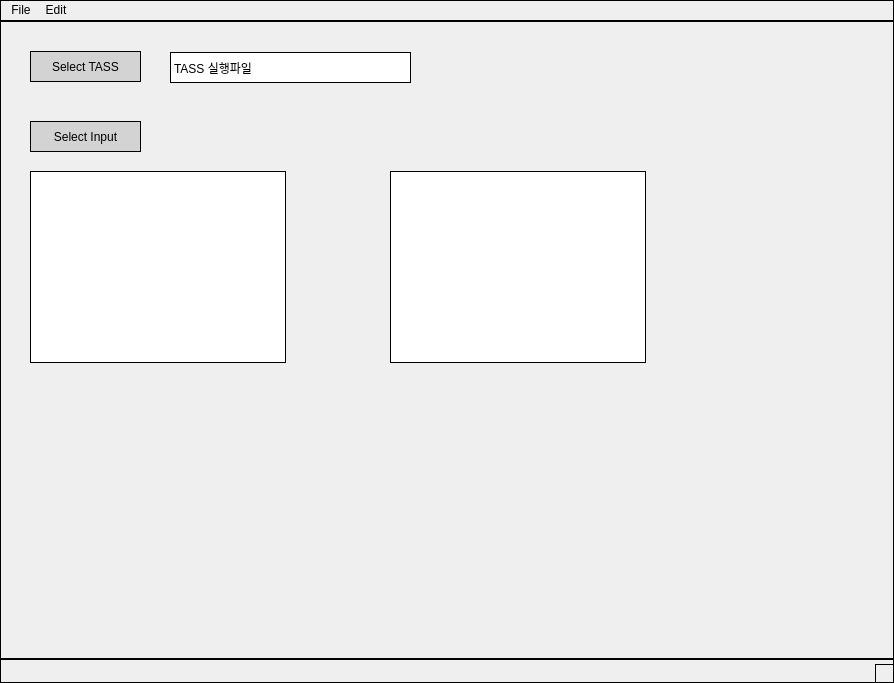
First picture: the form in main.ui, repository elquinz006/PyScript, before the edit.
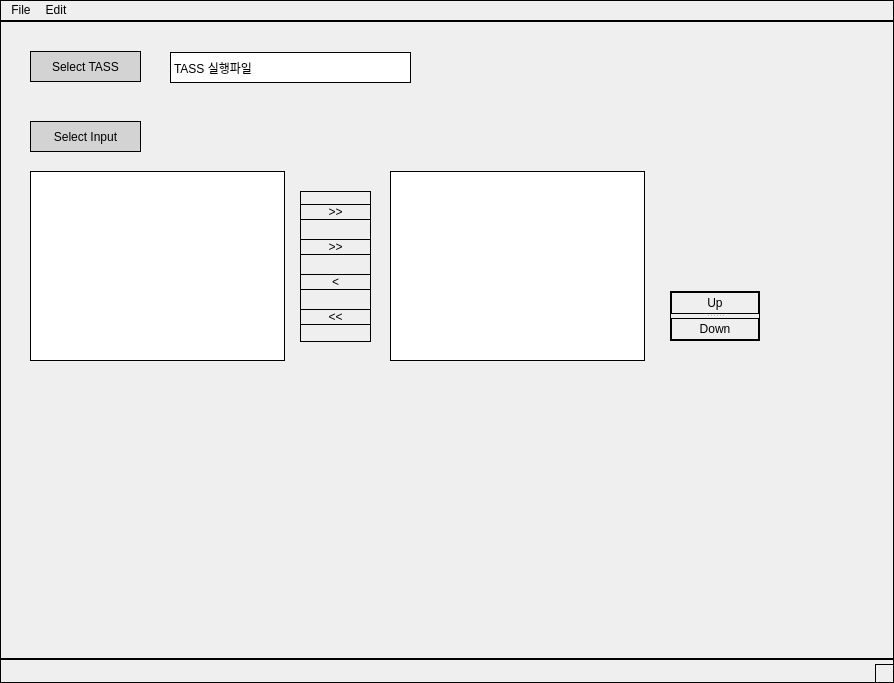
Second picture: the form after the edit.

Commit message: Change QListView to QListWidget

Patch:
```diff
--- a/main.ui
+++ b/main.ui
@@ -65,26 +65,89 @@
      <string>Select Input</string>
     </property>
    </widget>
-   <widget class="QListView" name="list_input">
+   <widget class="QListWidget" name="list_input">
     <property name="geometry">
      <rect>
       <x>30</x>
       <y>150</y>
-      <width>256</width>
-      <height>192</height>
+      <width>255</width>
+      <height>190</height>
      </rect>
     </property>
    </widget>
-   <widget class="QListView" name="list_input_sel">
+   <widget class="QListWidget" name="list_input_sel">
     <property name="geometry">
      <rect>
       <x>390</x>
       <y>150</y>
-      <width>256</width>
-      <height>192</height>
+      <width>255</width>
+      <height>190</height>
      </rect>
     </property>
    </widget>
+   <widget class="QWidget" name="layoutWidget">
+    <property name="geometry">
+     <rect>
+      <x>300</x>
+      <y>170</y>
+      <width>71</width>
+      <height>151</height>
+     </rect>
+    </property>
+    <layout class="QVBoxLayout" name="verticalLayout">
+     <item>
+      <widget class="QPushButton" name="mButtonToSelected">
+       <property name="text">
+        <string>&gt;&gt;</string>
+       </property>
+      </widget>
+     </item>
+     <item>
+      <widget class="QPushButton" name="mBtnMoveToAvailable">
+       <property name="text">
+        <string>&gt;&gt;</string>
+       </property>
+      </widget>
+     </item>
+     <item>
+      <widget class="QPushButton" name="mBtnMoveToSelected">
+       <property name="text">
+        <string>&lt;</string>
+       </property>
+      </widget>
+     </item>
+     <item>
+      <widget class="QPushButton" name="mButtonToAvailable">
+       <property name="text">
+        <string>&lt;&lt;</string>
+       </property>
+      </widget>
+     </item>
+    </layout>
+   </widget>
+   <widget class="QSplitter" name="splitter">
+    <property name="geometry">
+     <rect>
+      <x>670</x>
+      <y>270</y>
+      <width>90</width>
+      <height>50</height>
+     </rect>
+    </property>
+    <property name="orientation">
+     <enum>Qt::Vertical</enum>
+    </property>
+    <widget class="QPushButton" name="mBtnUp">
+     <property name="text">
+      <string>Up</string>
+     </property>
+    </widget>
+    <widget class="QPushButton" name="mBtnDown">
+     <property name="text">
+      <string>Down</string>
+     </property>
+    </widget>
+   </widget>
   </widget>
   <widget class="QMenuBar" name="menubar">
    <property name="geometry">
```
